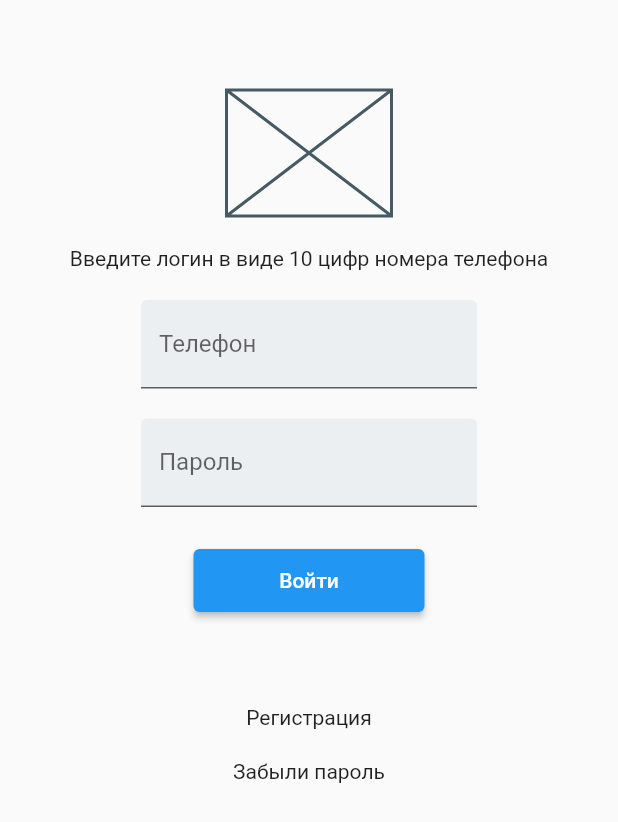
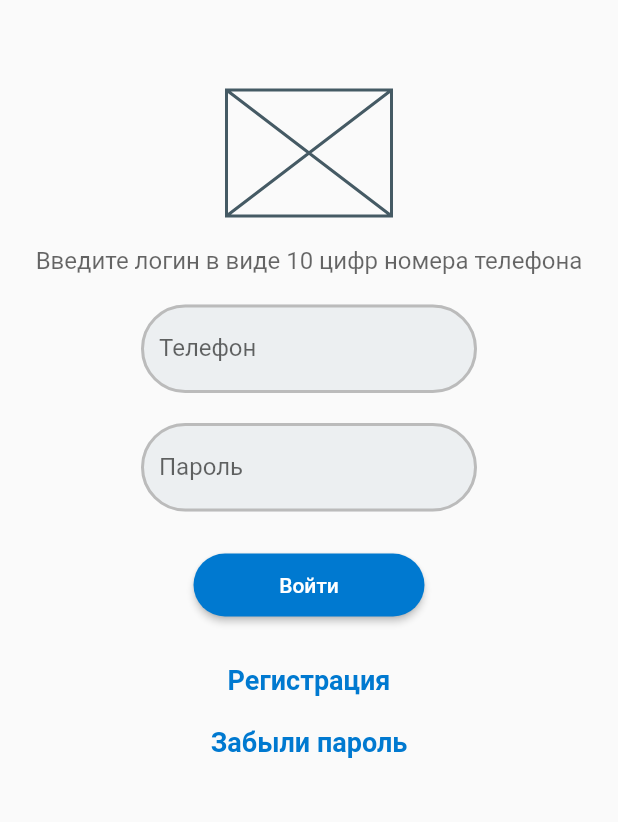
Before and after one commit to Olesya555/auth_page, a Flutter app: the screen it shows after launch, on a phone screen of 412 x 824 dp. Shown: the top 822 px of the screen. Run offline on Flutter 3.47's test engine with Material 2 defaults, Android fonts, the phone set to English and light mode, and no system bars.

Commit message:
Добавлена стилизация формы авторизации

```diff
--- a/lib/main.dart
+++ b/lib/main.dart
@@ -10,6 +10,16 @@ class MyApp extends StatelessWidget {
   // This widget is the root of your application.
   @override
   Widget build(BuildContext context) {
+    const borderStyle = OutlineInputBorder(
+      borderRadius: BorderRadius.all(Radius.circular(36)),
+      borderSide: BorderSide(
+        color: const Color(0xFFbbbbbb), width: 2));
+    const linkTextStyle = TextStyle(
+        fontSize: 18,
+        fontWeight: FontWeight.bold,
+        color: Color(0xFF0079D0)
+    );
+
     return MaterialApp(
       home: Scaffold(
           body:Container(
@@ -18,13 +28,16 @@ class MyApp extends StatelessWidget {
               SizedBox(height: 60,),
               SizedBox(width: 110, height: 84, child: Placeholder(),),
               SizedBox(height: 20,),
-              Text('Введите логин в виде 10 цифр номера телефона'),
+              Text('Введите логин в виде 10 цифр номера телефона',
+                style: TextStyle(fontSize: 16, color: Color.fromRGBO(0, 0, 0, 0.6)),),
               SizedBox(height: 20,),
                const SizedBox(width: 224,
                  child: TextField(
                   decoration: InputDecoration(
                     filled: true,
                     fillColor: Color(0xffeceff1),
+                    enabledBorder: borderStyle,
+                    focusedBorder: borderStyle,
                     labelText: 'Телефон',
                   ),
               ),
@@ -36,16 +49,30 @@ class MyApp extends StatelessWidget {
                   decoration: InputDecoration(
                     filled: true,
                     fillColor: Color(0xffeceff1),
+                    enabledBorder: borderStyle,
+                    focusedBorder: borderStyle,
                     labelText: 'Пароль',
                   ),
                 ),
               ),
               SizedBox(height: 28,),
-              SizedBox(width: 154, height: 42, child: ElevatedButton(onPressed: () {}, child: Text('Войти'))),
-              SizedBox(height: 62,),
-              InkWell(child: Text('Регистрация'), onTap: () {}),
+              SizedBox(width: 154, height: 42, child:
+                ElevatedButton(onPressed: () {},
+                    child: Text('Войти'),
+                  style: ElevatedButton.styleFrom(
+                    primary: Color(0xFF0079D0),
+                    shape: RoundedRectangleBorder(
+                      borderRadius: BorderRadius.circular(36.0),
+                    )
+                  ),
+                )
+              ),
+              SizedBox(height: 32,),
+              InkWell(child: const Text('Регистрация', style: linkTextStyle,
+              ), onTap: () {}),
               SizedBox(height: 20,),
-              InkWell(child: Text('Забыли пароль'), onTap: () {}),
+              InkWell(child: const Text('Забыли пароль', style: linkTextStyle,
+              ), onTap: () {}),
             ],),
           )
       ),
```
